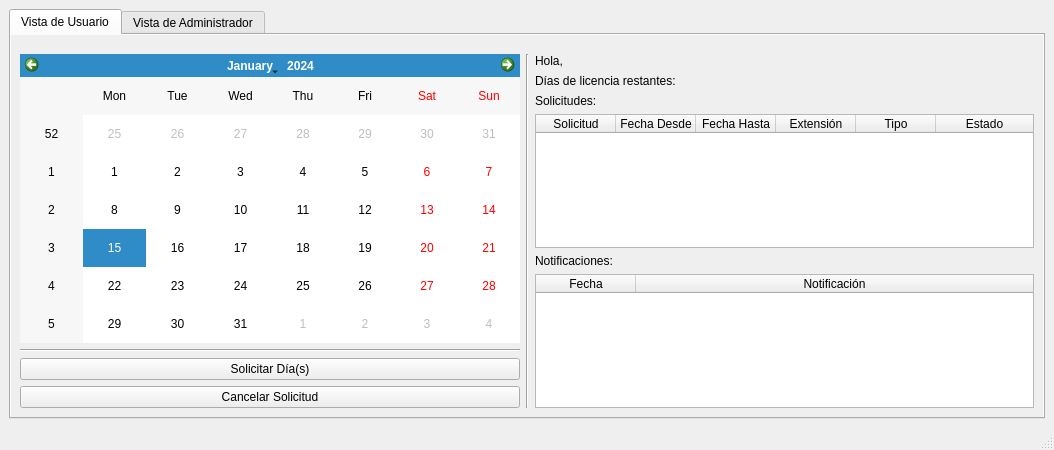
Old version of the form windows/EmployeeWindow.ui in the repository santichialvo/holidaysAdministrator.
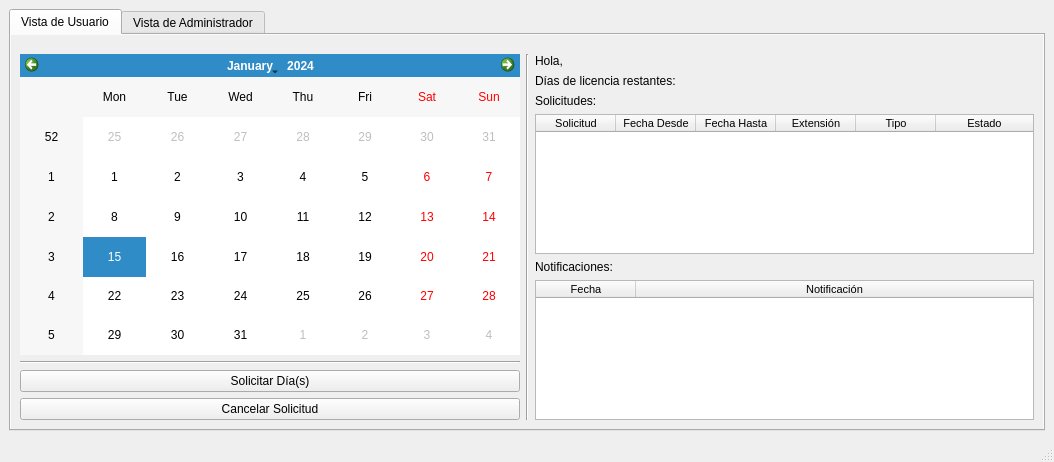
New version of the form. Icons and pictures are not drawn.

What changed in the file:
```diff
--- a/windows/EmployeeWindow.ui
+++ b/windows/EmployeeWindow.ui
@@ -10,7 +10,7 @@
     <x>0</x>
     <y>0</y>
     <width>1054</width>
-    <height>450</height>
+    <height>462</height>
    </rect>
   </property>
   <property name="windowTitle">
@@ -183,6 +183,12 @@
           </item>
           <item row="5" column="0">
            <widget class="QTableWidget" name="table_notificaciones">
+            <property name="font">
+             <font>
+              <family>MS Shell Dlg 2</family>
+              <pointsize>8</pointsize>
+             </font>
+            </property>
             <attribute name="horizontalHeaderStretchLastSection">
              <bool>true</bool>
             </attribute>
@@ -200,6 +206,14 @@
           </item>
           <item row="3" column="0">
            <widget class="QTableWidget" name="table_solicitudes">
+            <property name="font">
+             <font>
+              <family>MS Shell Dlg 2</family>
+              <pointsize>8</pointsize>
+              <weight>50</weight>
+              <bold>false</bold>
+             </font>
+            </property>
             <attribute name="horizontalHeaderDefaultSectionSize">
              <number>80</number>
             </attribute>
```
Left out of the diff: 8 changed lines with no effect on the pictures.
